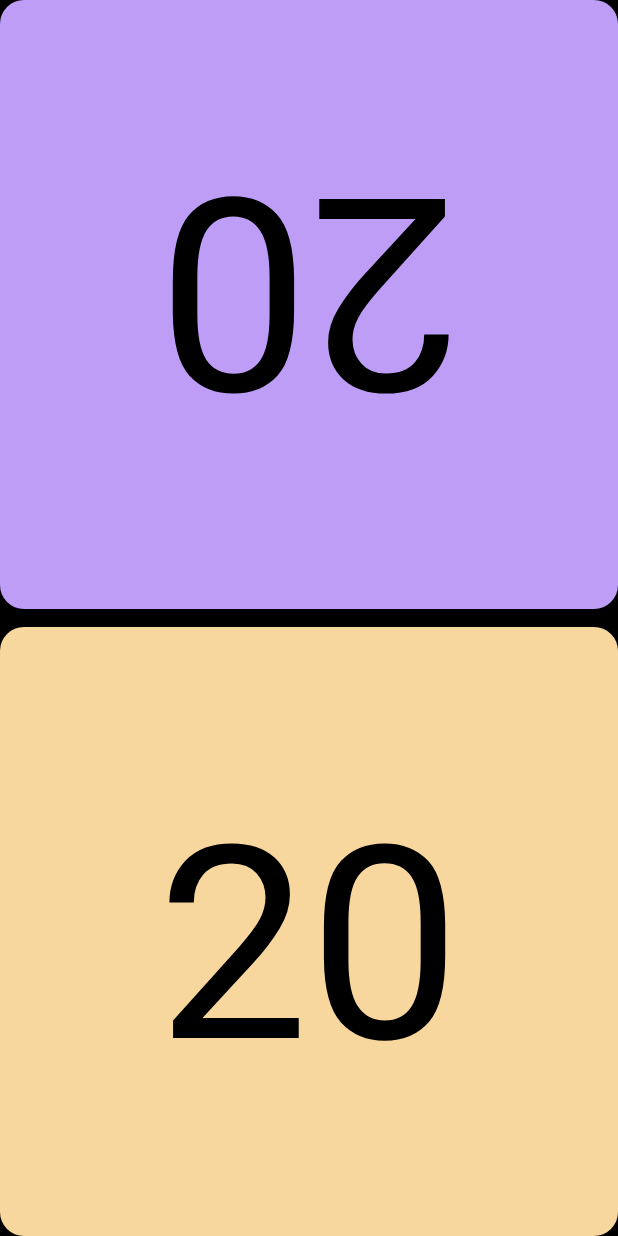
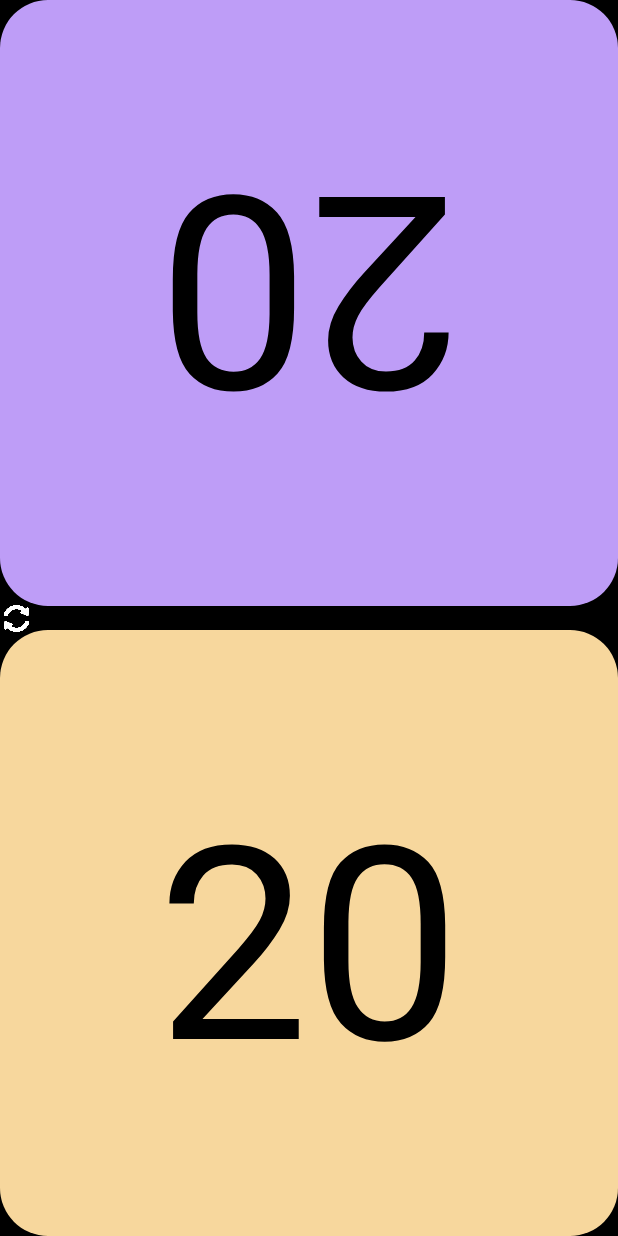
Before and after one commit to Vimor123/mtg-life-tracker, an Android app: the screen it shows after launch (MainActivity), on a phone screen of 412 x 824 dp. Run offline under Robolectric (Android 15) with nearby library versions, the phone set to English and light mode, and no system bars; Roboto replaces fonts that are not available here.

Commit message:
Added a reset button

```diff
--- a/app/src/main/java/com/example/mtglifetracker/MainActivity.java
+++ b/app/src/main/java/com/example/mtglifetracker/MainActivity.java
@@ -8,6 +8,7 @@ import android.view.View;
 import android.view.Window;
 import android.view.WindowManager;
 import android.widget.Button;
+import android.widget.ImageButton;
 import android.widget.TextView;
 
 import java.util.Timer;
@@ -25,6 +26,7 @@ public class MainActivity extends AppCompatActivity {
     Button player1LifeDownButton;
     Button player2LifeUpButton;
     Button player2LifeDownButton;
+    ImageButton resetButton;
     int player1Delta;
     int player2Delta;
     Timer player1Timer;
@@ -128,6 +130,18 @@ public class MainActivity extends AppCompatActivity {
             player2Time = 0.0;
         });
 
+        resetButton = findViewById(R.id.resetButton);
+        resetButton.setOnClickListener(view -> {
+            player1Life = 20;
+            player2Life = 20;
+            player1LifeTextView.setText(Integer.toString(player1Life));
+            player2LifeTextView.setText(Integer.toString(player2Life));
+            player1Delta = 0;
+            player2Delta = 0;
+            player1LifeDeltaTextView.setText("");
+            player2LifeDeltaTextView.setText("");
+        });
+
         player1LifeTextView.setText(Integer.toString(player1Life));
         player2LifeTextView.setText(Integer.toString(player2Life));
         player1LifeDeltaTextView.setText("");
--- a/app/src/main/res/drawable/player1_layout_background.xml
+++ b/app/src/main/res/drawable/player1_layout_background.xml
@@ -1,5 +1,5 @@
 <?xml version="1.0" encoding="utf-8"?>
 <shape xmlns:android="http://schemas.android.com/apk/res/android">
     <solid android:color="@color/player1"/>
-    <corners android:radius="16dp"></corners>
+    <corners android:radius="32dp"></corners>
 </shape>
--- a/app/src/main/res/drawable/player2_layout_background.xml
+++ b/app/src/main/res/drawable/player2_layout_background.xml
@@ -1,5 +1,5 @@
 <?xml version="1.0" encoding="utf-8"?>
 <shape xmlns:android="http://schemas.android.com/apk/res/android">
     <solid android:color="@color/player2"/>
-    <corners android:radius="16dp"></corners>
+    <corners android:radius="32dp"></corners>
 </shape>
--- a/app/src/main/res/layout/activity_main.xml
+++ b/app/src/main/res/layout/activity_main.xml
@@ -6,6 +6,17 @@
     android:layout_height="match_parent"
     android:background="@color/black"
     tools:context=".MainActivity">
+
+    <ImageButton
+        android:id="@+id/resetButton"
+        android:layout_width="18dp"
+        android:layout_height="18dp"
+        android:background="@drawable/refresh"
+        android:scaleType="fitCenter"
+        android:layout_marginLeft="2dp"
+        app:layout_constraintStart_toStartOf="parent"
+        app:layout_constraintTop_toTopOf="parent"
+        app:layout_constraintBottom_toBottomOf="parent" />
 
     <androidx.constraintlayout.widget.ConstraintLayout
         android:id="@+id/player2LayoutTransparent"
@@ -23,7 +34,7 @@
             android:layout_width="match_parent"
             android:layout_height="match_parent"
             android:background="@drawable/player2_layout_background"
-            android:layout_marginBottom="6dp"
+            android:layout_marginBottom="8dp"
             app:layout_constraintBottom_toBottomOf="parent"
             app:layout_constraintEnd_toEndOf="parent"
             app:layout_constraintStart_toStartOf="parent"
@@ -54,10 +65,10 @@
                 android:textSize="60dp"
                 app:layout_constraintBottom_toBottomOf="parent"
                 app:layout_constraintEnd_toEndOf="parent"
-                app:layout_constraintHorizontal_bias="0.8"
+                app:layout_constraintHorizontal_bias="0.85"
                 app:layout_constraintStart_toStartOf="parent"
                 app:layout_constraintTop_toTopOf="parent"
-                app:layout_constraintVertical_bias="0.2" />
+                app:layout_constraintVertical_bias="0.15" />
 
             <Button
                 android:id="@+id/player2LifeUpButton"
@@ -103,7 +114,7 @@
             android:layout_width="match_parent"
             android:layout_height="match_parent"
             android:background="@drawable/player1_layout_background"
-            android:layout_marginTop="6dp"
+            android:layout_marginTop="8dp"
             app:layout_constraintBottom_toBottomOf="parent"
             app:layout_constraintEnd_toEndOf="parent"
             app:layout_constraintStart_toStartOf="parent"
@@ -132,10 +143,10 @@
                 android:textSize="60dp"
                 app:layout_constraintBottom_toBottomOf="parent"
                 app:layout_constraintEnd_toEndOf="parent"
-                app:layout_constraintHorizontal_bias="0.8"
+                app:layout_constraintHorizontal_bias="0.85"
                 app:layout_constraintStart_toStartOf="parent"
                 app:layout_constraintTop_toTopOf="parent"
-                app:layout_constraintVertical_bias="0.8" />
+                app:layout_constraintVertical_bias="0.85" />
 
             <Button
                 android:id="@+id/player1LifeUpButton"
```
Also changed, not shown: app/src/main/res/drawable/refresh.png (added), app/src/main/res/drawable/refresh24.png (added).
